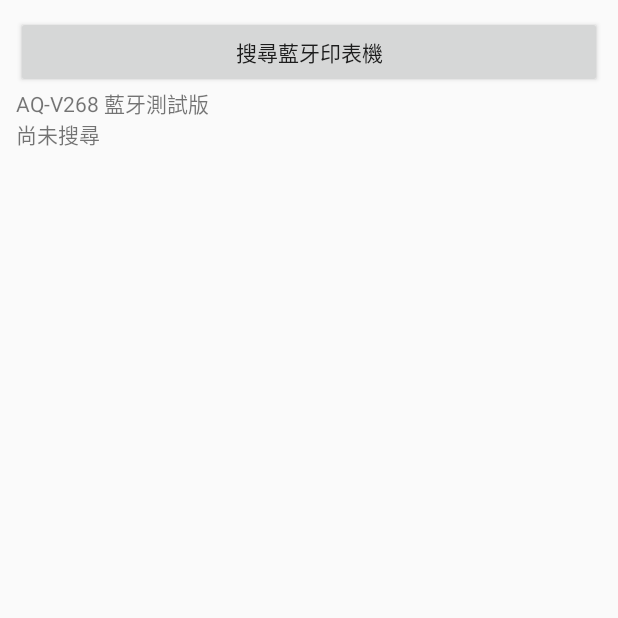
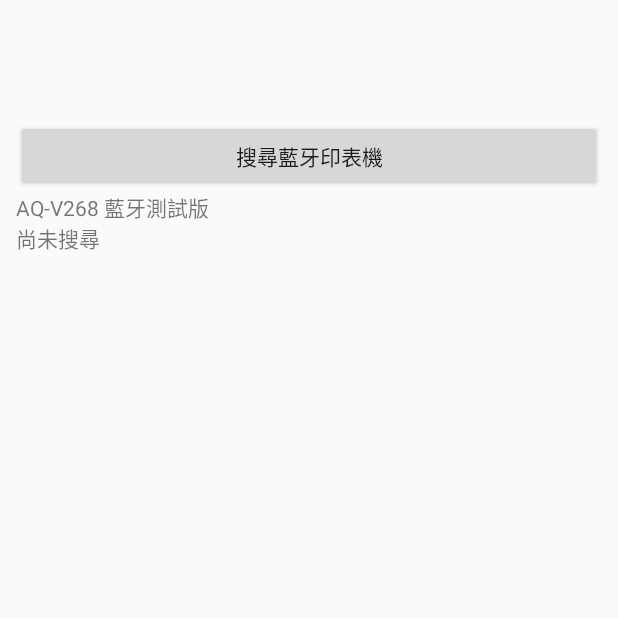
Before and after one commit to ichi8527-design/anan-bluetooth-test, an Android app: the screen it shows after launch (MainActivity), on a phone screen of 412 x 824 dp, the top half of it. Run offline under Robolectric (Android 15) with nearby library versions, the phone set to English and light mode, and no system bars.

Commit message:
Adjust padding for root layout in MainActivity

```diff
--- a/app/src/main/java/tw/anan/bletest/MainActivity.java
+++ b/app/src/main/java/tw/anan/bletest/MainActivity.java
@@ -85,7 +85,7 @@ public class MainActivity extends Activity {
 
         LinearLayout root = new LinearLayout(this);
         root.setOrientation(LinearLayout.VERTICAL);
-        root.setPadding(16, 16, 16, 16);
+        root.setPadding(16, 120, 16, 16);
 
         Button scan = new Button(this);
         scan.setText("搜尋藍牙印表機");
```
